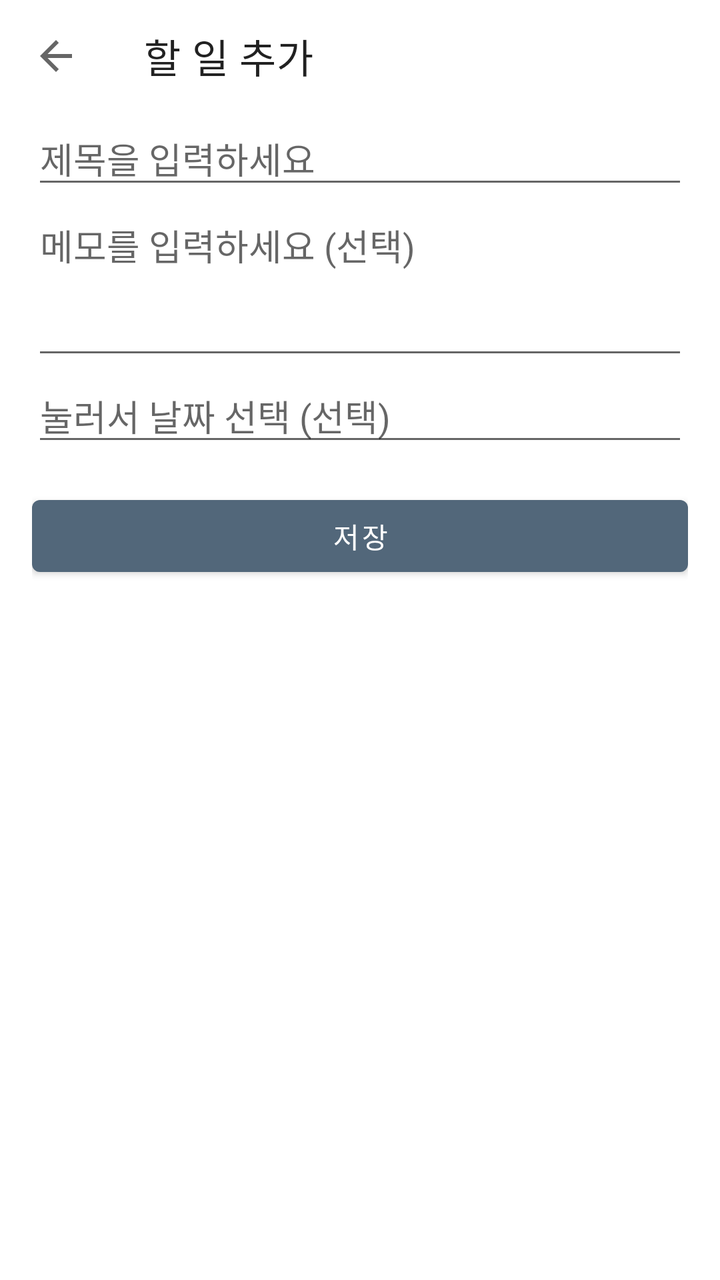
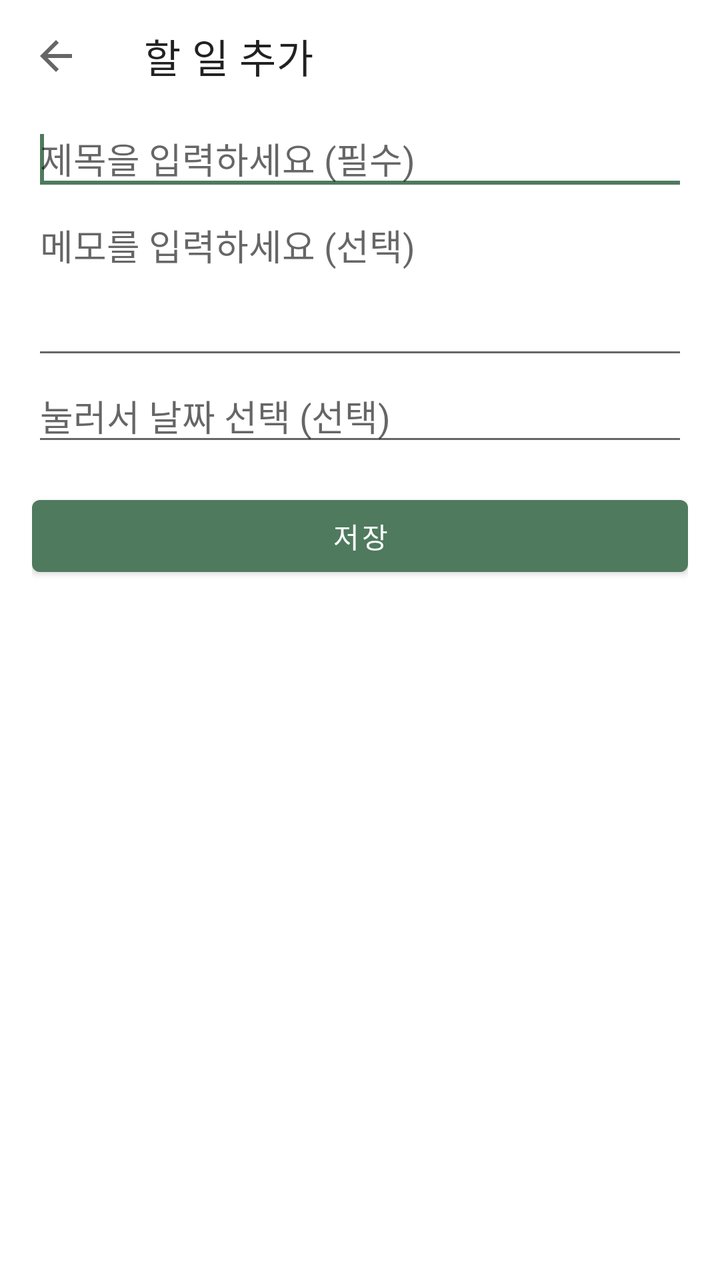

Screens rendered from an Android XML layout before and after an edit, with the pre-edit source and the edit as a unified diff.
<!-- AndroidManifest.xml: application theme Theme.Todo -->
<!-- res/layout/activity_add_todo.xml -->
<?xml version="1.0" encoding="utf-8"?>
<LinearLayout xmlns:android="http://schemas.android.com/apk/res/android"
    xmlns:app="http://schemas.android.com/apk/res-auto"
    xmlns:tools="http://schemas.android.com/tools"
    android:id="@+id/addTodoView"
    android:layout_width="match_parent"
    android:layout_height="match_parent"
    android:orientation="vertical"
    tools:context=".ui.AddTodoActivity">

    
    <com.google.android.material.appbar.MaterialToolbar
        android:id="@+id/toolbar"
        android:layout_width="match_parent"
        android:layout_height="?attr/actionBarSize"
        app:navigationContentDescription="@string/back"
        app:navigationIcon="?attr/homeAsUpIndicator"
        app:title="@string/title_add" />

    <ScrollView
        android:layout_width="match_parent"
        android:layout_height="0dp"
        android:layout_weight="1">

        <LinearLayout
            android:layout_width="match_parent"
            android:layout_height="wrap_content"
            android:orientation="vertical"
            android:paddingHorizontal="16dp"
            android:paddingBottom="16dp">

            <EditText
                android:id="@+id/etTitle"
                android:layout_width="match_parent"
                android:layout_height="wrap_content"
                android:hint="@string/hint_title"
                android:importantForAutofill="no"
                android:inputType="text"
                android:maxLines="1" />

            <EditText
                android:id="@+id/etNote"
                android:layout_width="match_parent"
                android:layout_height="wrap_content"
                android:gravity="top"
                android:hint="@string/hint_note"
                android:importantForAutofill="no"
                android:inputType="textMultiLine"
                android:minLines="3" />

            <EditText
                android:id="@+id/etDue"
                android:layout_width="match_parent"
                android:layout_height="wrap_content"
                android:cursorVisible="false"
                android:focusable="false"
                android:hint="@string/hint_due"
                android:importantForAutofill="no"
                android:inputType="none"
                android:maxLines="1" />

            <Button
                android:id="@+id/btnSave"
                android:layout_width="match_parent"
                android:layout_height="wrap_content"
                android:layout_marginTop="16dp"
                android:text="@string/btn_save" />
        </LinearLayout>
    </ScrollView>
</LinearLayout>
<!-- resources referenced by this layout -->
<resources>
  <string name="back">뒤로</string>
  <string name="btn_save">저장</string>
  <string name="hint_due">눌러서 날짜 선택 (선택)</string>
  <string name="hint_note">메모를 입력하세요 (선택)</string>
  <string name="hint_title">제목을 입력하세요</string>
  <string name="title_add">할 일 추가</string>
  <style name="Theme.Todo" parent="Theme.MaterialComponents.DayNight.NoActionBar">
          
          <item name="colorPrimary">@color/primary</item>
          <item name="colorPrimaryVariant">@color/primary_dark</item>
          <item name="colorOnPrimary">@color/white</item>
          
          <item name="colorSecondary">@color/primary</item>
          <item name="colorSecondaryVariant">@color/primary_dark</item>
          <item name="colorOnSecondary">@color/white</item>
      </style>
  <color name="primary">#52677A</color>
  <color name="primary_dark">#3E4F5E</color>
  <color name="white">#FFFFFF</color>
</resources>

<!-- the commit's change to res/layout/activity_add_todo.xml (unified diff, before → after) -->
@@ -36,7 +36,22 @@
                 android:hint="@string/hint_title"
                 android:importantForAutofill="no"
                 android:inputType="text"
-                android:maxLines="1" />
+                android:maxLines="1">
+
+                
+                <requestFocus />
+            </EditText>
+
+            
+            <TextView
+                android:id="@+id/tvTitleError"
+                android:layout_width="wrap_content"
+                android:layout_height="wrap_content"
+                android:layout_marginStart="4dp"
+                android:text="@string/msg_title_required"
+                android:textColor="@color/danger"
+                android:textSize="12sp"
+                android:visibility="gone" />
 
             <EditText
                 android:id="@+id/etNote"
@@ -59,12 +74,19 @@
                 android:inputType="none"
                 android:maxLines="1" />
 
-            <Button
-                android:id="@+id/btnSave"
+            
+            <FrameLayout
+                android:id="@+id/saveButtonArea"
                 android:layout_width="match_parent"
                 android:layout_height="wrap_content"
-                android:layout_marginTop="16dp"
-                android:text="@string/btn_save" />
+                android:layout_marginTop="16dp">
+
+                <Button
+                    android:id="@+id/btnSave"
+                    android:layout_width="match_parent"
+                    android:layout_height="wrap_content"
+                    android:text="@string/btn_save" />
+            </FrameLayout>
         </LinearLayout>
     </ScrollView>
 </LinearLayout>
<!-- resource entries referenced after the edit -->
@@ -1,10 +1,12 @@
 <!-- resources referenced by this layout -->
 <resources>
+  <color name="danger">#B5473A</color>
   <string name="back">뒤로</string>
   <string name="btn_save">저장</string>
   <string name="hint_due">눌러서 날짜 선택 (선택)</string>
   <string name="hint_note">메모를 입력하세요 (선택)</string>
-  <string name="hint_title">제목을 입력하세요</string>
+  <string name="hint_title">제목을 입력하세요 (필수)</string>
+  <string name="msg_title_required">제목을 입력하세요</string>
   <string name="title_add">할 일 추가</string>
   <style name="Theme.Todo" parent="Theme.MaterialComponents.DayNight.NoActionBar">
           
@@ -16,8 +18,8 @@
           <item name="colorSecondaryVariant">@color/primary_dark</item>
           <item name="colorOnSecondary">@color/white</item>
       </style>
-  <color name="primary">#52677A</color>
-  <color name="primary_dark">#3E4F5E</color>
+  <color name="primary">#4F7A5E</color>
+  <color name="primary_dark">#3E6249</color>
   <color name="white">#FFFFFF</color>
 </resources>
 
